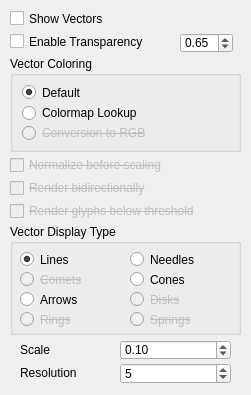
Above: src/Interface/Modules/Visualization/ShowFieldGlyphsVectorTab.ui from SCIInstitute/SCIRun before the change. Below: the same form after it.
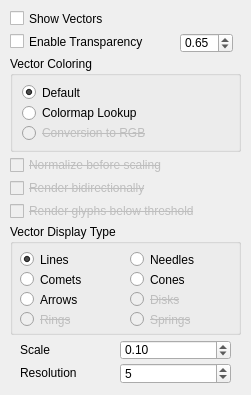
That is the form after the change.

Commit message: set vector colormap according to magnitude. #988

Patch:
```diff
--- a/src/Interface/Modules/Visualization/ShowFieldGlyphsVectorTab.ui
+++ b/src/Interface/Modules/Visualization/ShowFieldGlyphsVectorTab.ui
@@ -99,7 +99,7 @@
    </widget>
    <widget class="QRadioButton" name="vectorsAsCometsRButton_">
     <property name="enabled">
-     <bool>false</bool>
+     <bool>true</bool>
     </property>
     <property name="geometry">
      <rect>
@@ -111,7 +111,7 @@
     </property>
     <property name="font">
      <font>
-      <strikeout>true</strikeout>
+      <strikeout>false</strikeout>
      </font>
     </property>
     <property name="text">
```
The commit also changes 2 other files.
